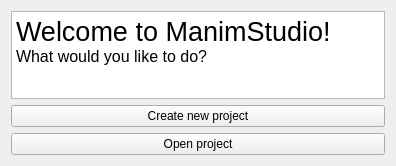
First picture: the form in form.ui, repository AniMathIO/ManimStudio, before the edit.
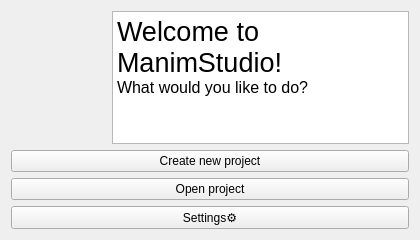
Second picture: the form after the edit. Icons and pictures are not drawn.

Commit message: feat(settings): implemented settings loading and theme loading

Diff of the .ui file:
```diff
--- a/form.ui
+++ b/form.ui
@@ -6,45 +6,591 @@
    <rect>
     <x>0</x>
     <y>0</y>
-    <width>396</width>
-    <height>166</height>
+    <width>420</width>
+    <height>240</height>
    </rect>
   </property>
+  <property name="sizePolicy">
+   <sizepolicy hsizetype="Fixed" vsizetype="Fixed">
+    <horstretch>0</horstretch>
+    <verstretch>0</verstretch>
+   </sizepolicy>
+  </property>
+  <property name="minimumSize">
+   <size>
+    <width>420</width>
+    <height>240</height>
+   </size>
+  </property>
+  <property name="maximumSize">
+   <size>
+    <width>420</width>
+    <height>240</height>
+   </size>
+  </property>
+  <property name="sizeIncrement">
+   <size>
+    <width>1</width>
+    <height>1</height>
+   </size>
+  </property>
+  <property name="baseSize">
+   <size>
+    <width>1</width>
+    <height>1</height>
+   </size>
+  </property>
+  <property name="palette">
+   <palette>
+    <active>
+     <colorrole role="WindowText">
+      <brush brushstyle="SolidPattern">
+       <color alpha="255">
+        <red>0</red>
+        <green>0</green>
+        <blue>0</blue>
+       </color>
+      </brush>
+     </colorrole>
+     <colorrole role="Button">
+      <brush brushstyle="SolidPattern">
+       <color alpha="255">
+        <red>255</red>
+        <green>255</green>
+        <blue>255</blue>
+       </color>
+      </brush>
+     </colorrole>
+     <colorrole role="Light">
+      <brush brushstyle="SolidPattern">
+       <color alpha="255">
+        <red>255</red>
+        <green>255</green>
+        <blue>255</blue>
+       </color>
+      </brush>
+     </colorrole>
+     <colorrole role="Midlight">
+      <brush brushstyle="SolidPattern">
+       <color alpha="255">
+        <red>255</red>
+        <green>255</green>
+        <blue>255</blue>
+       </color>
+      </brush>
+     </colorrole>
+     <colorrole role="Dark">
+      <brush brushstyle="SolidPattern">
+       <color alpha="255">
+        <red>127</red>
+        <green>127</green>
+        <blue>127</blue>
+       </color>
+      </brush>
+     </colorrole>
+     <colorrole role="Mid">
+      <brush brushstyle="SolidPattern">
+       <color alpha="255">
+        <red>170</red>
+        <green>170</green>
+        <blue>170</blue>
+       </color>
+      </brush>
+     </colorrole>
+     <colorrole role="Text">
+      <brush brushstyle="SolidPattern">
+       <color alpha="255">
+        <red>0</red>
+        <green>0</green>
+        <blue>0</blue>
+       </color>
+      </brush>
+     </colorrole>
+     <colorrole role="BrightText">
+      <brush brushstyle="SolidPattern">
+       <color alpha="255">
+        <red>255</red>
+        <green>255</green>
+        <blue>255</blue>
+       </color>
+      </brush>
+     </colorrole>
+     <colorrole role="ButtonText">
+      <brush brushstyle="SolidPattern">
+       <color alpha="255">
+        <red>0</red>
+        <green>0</green>
+        <blue>0</blue>
+       </color>
+      </brush>
+     </colorrole>
+     <colorrole role="Base">
+      <brush brushstyle="SolidPattern">
+       <color alpha="255">
+        <red>255</red>
+        <green>255</green>
+        <blue>255</blue>
+       </color>
+      </brush>
+     </colorrole>
+     <colorrole role="Window">
+      <brush brushstyle="SolidPattern">
+       <color alpha="255">
+        <red>255</red>
+        <green>255</green>
+        <blue>255</blue>
+       </color>
+      </brush>
+     </colorrole>
+     <colorrole role="Shadow">
+      <brush brushstyle="SolidPattern">
+       <color alpha="255">
+        <red>0</red>
+        <green>0</green>
+        <blue>0</blue>
+       </color>
+      </brush>
+     </colorrole>
+     <colorrole role="AlternateBase">
+      <brush brushstyle="SolidPattern">
+       <color alpha="255">
+        <red>255</red>
+        <green>255</green>
+        <blue>255</blue>
+       </color>
+      </brush>
+     </colorrole>
+     <colorrole role="ToolTipBase">
+      <brush brushstyle="SolidPattern">
+       <color alpha="255">
+        <red>255</red>
+        <green>255</green>
+        <blue>220</blue>
+       </color>
+      </brush>
+     </colorrole>
+     <colorrole role="ToolTipText">
+      <brush brushstyle="SolidPattern">
+       <color alpha="255">
+        <red>0</red>
+        <green>0</green>
+        <blue>0</blue>
+       </color>
+      </brush>
+     </colorrole>
+     <colorrole role="PlaceholderText">
+      <brush brushstyle="SolidPattern">
+       <color alpha="127">
+        <red>0</red>
+        <green>0</green>
+        <blue>0</blue>
+       </color>
+      </brush>
+     </colorrole>
+    </active>
+    <inactive>
+     <colorrole role="WindowText">
+      <brush brushstyle="SolidPattern">
+       <color alpha="255">
+        <red>0</red>
+        <green>0</green>
+        <blue>0</blue>
+       </color>
+      </brush>
+     </colorrole>
+     <colorrole role="Button">
+      <brush brushstyle="SolidPattern">
+       <color alpha="255">
+        <red>239</red>
+        <green>239</green>
+        <blue>239</blue>
+       </color>
+      </brush>
+     </colorrole>
+     <colorrole role="Light">
+      <brush brushstyle="SolidPattern">
+       <color alpha="255">
+        <red>255</red>
+        <green>255</green>
+        <blue>255</blue>
+       </color>
+      </brush>
+     </colorrole>
+     <colorrole role="Midlight">
+      <brush brushstyle="SolidPattern">
+       <color alpha="255">
+        <red>202</red>
+        <green>202</green>
+        <blue>202</blue>
+       </color>
+      </brush>
+     </colorrole>
+     <colorrole role="Dark">
+      <brush brushstyle="SolidPattern">
+       <color alpha="255">
+        <red>159</red>
+        <green>159</green>
+        <blue>159</blue>
+       </color>
+      </brush>
+     </colorrole>
+     <colorrole role="Mid">
+      <brush brushstyle="SolidPattern">
+       <color alpha="255">
+        <red>184</red>
+        <green>184</green>
+        <blue>184</blue>
+       </color>
+      </brush>
+     </colorrole>
+     <colorrole role="Text">
+      <brush brushstyle="SolidPattern">
+       <color alpha="255">
+        <red>0</red>
+        <green>0</green>
+        <blue>0</blue>
+       </color>
+      </brush>
+     </colorrole>
+     <colorrole role="BrightText">
+      <brush brushstyle="SolidPattern">
+       <color alpha="255">
+        <red>255</red>
+        <green>255</green>
+        <blue>255</blue>
+       </color>
+      </brush>
+     </colorrole>
+     <colorrole role="ButtonText">
+      <brush brushstyle="SolidPattern">
+       <color alpha="255">
+        <red>0</red>
+        <green>0</green>
+        <blue>0</blue>
+       </color>
+      </brush>
+     </colorrole>
+     <colorrole role="Base">
+      <brush brushstyle="SolidPattern">
+       <color alpha="255">
+        <red>255</red>
+        <green>255</green>
+        <blue>255</blue>
+       </color>
+      </brush>
+     </colorrole>
+     <colorrole role="Window">
+      <brush brushstyle="SolidPattern">
+       <color alpha="255">
+        <red>239</red>
+        <green>239</green>
+        <blue>239</blue>
+       </color>
+      </brush>
+     </colorrole>
+     <colorrole role="Shadow">
+      <brush brushstyle="SolidPattern">
+       <color alpha="255">
+        <red>118</red>
+        <green>118</green>
+        <blue>118</blue>
+       </color>
+      </brush>
+     </colorrole>
+     <colorrole role="AlternateBase">
+      <brush brushstyle="SolidPattern">
+       <color alpha="255">
+        <red>247</red>
+        <green>247</green>
+        <blue>247</blue>
+       </color>
+      </brush>
+     </colorrole>
+     <colorrole role="ToolTipBase">
+      <brush brushstyle="SolidPattern">
+       <color alpha="255">
+        <red>255</red>
+        <green>255</green>
+        <blue>220</blue>
+       </color>
+      </brush>
+     </colorrole>
+     <colorrole role="ToolTipText">
+      <brush brushstyle="SolidPattern">
+       <color alpha="255">
+        <red>0</red>
+        <green>0</green>
+        <blue>0</blue>
+       </color>
+      </brush>
+     </colorrole>
+     <colorrole role="PlaceholderText">
+      <brush brushstyle="SolidPattern">
+       <color alpha="128">
+        <red>0</red>
+        <green>0</green>
+        <blue>0</blue>
+       </color>
+      </brush>
+     </colorrole>
+    </inactive>
+    <disabled>
+     <colorrole role="WindowText">
+      <brush brushstyle="SolidPattern">
+       <color alpha="255">
+        <red>127</red>
+        <green>127</green>
+        <blue>127</blue>
+       </color>
+      </brush>
+     </colorrole>
+     <colorrole role="Button">
+      <brush brushstyle="SolidPattern">
+       <color alpha="255">
+        <red>255</red>
+        <green>255</green>
+        <blue>255</blue>
+       </color>
+      </brush>
+     </colorrole>
+     <colorrole role="Light">
+      <brush brushstyle="SolidPattern">
+       <color alpha="255">
+        <red>255</red>
+        <green>255</green>
+        <blue>255</blue>
+       </color>
+      </brush>
+     </colorrole>
+     <colorrole role="Midlight">
+      <brush brushstyle="SolidPattern">
+       <color alpha="255">
+        <red>255</red>
+        <green>255</green>
+        <blue>255</blue>
+       </color>
+      </brush>
+     </colorrole>
+     <colorrole role="Dark">
+      <brush brushstyle="SolidPattern">
+       <color alpha="255">
+        <red>127</red>
+        <green>127</green>
+        <blue>127</blue>
+       </color>
+      </brush>
+     </colorrole>
+     <colorrole role="Mid">
+      <brush brushstyle="SolidPattern">
+       <color alpha="255">
+        <red>170</red>
+        <green>170</green>
+        <blue>170</blue>
+       </color>
+      </brush>
+     </colorrole>
+     <colorrole role="Text">
+      <brush brushstyle="SolidPattern">
+       <color alpha="255">
+        <red>127</red>
+        <green>127</green>
+        <blue>127</blue>
+       </color>
+      </brush>
+     </colorrole>
+     <colorrole role="BrightText">
+      <brush brushstyle="SolidPattern">
+       <color alpha="255">
+        <red>255</red>
+        <green>255</green>
+        <blue>255</blue>
+       </color>
+      </brush>
+     </colorrole>
+     <colorrole role="ButtonText">
+      <brush brushstyle="SolidPattern">
+       <color alpha="255">
+        <red>127</red>
+        <green>127</green>
+        <blue>127</blue>
+       </color>
+      </brush>
+     </colorrole>
+     <colorrole role="Base">
+      <brush brushstyle="SolidPattern">
+       <color alpha="255">
+        <red>255</red>
+        <green>255</green>
+        <blue>255</blue>
+       </color>
+      </brush>
+     </colorrole>
+     <colorrole role="Window">
+      <brush brushstyle="SolidPattern">
+       <color alpha="255">
+        <red>255</red>
+        <green>255</green>
+        <blue>255</blue>
+       </color>
+      </brush>
+     </colorrole>
+     <colorrole role="Shadow">
+      <brush brushstyle="SolidPattern">
+       <color alpha="255">
+        <red>177</red>
+        <green>177</green>
+        <blue>177</blue>
+       </color>
+      </brush>
+     </colorrole>
+     <colorrole role="AlternateBase">
+      <brush brushstyle="SolidPattern">
+       <color alpha="255">
+        <red>247</red>
+        <green>247</green>
+        <blue>247</blue>
+       </color>
+      </brush>
+     </colorrole>
+     <colorrole role="ToolTipBase">
+      <brush brushstyle="SolidPattern">
+       <color alpha="255">
+        <red>255</red>
+        <green>255</green>
+        <blue>220</blue>
+       </color>
+      </brush>
+     </colorrole>
+     <colorrole role="ToolTipText">
+      <brush brushstyle="SolidPattern">
+       <color alpha="255">
+        <red>0</red>
+        <green>0</green>
+        <blue>0</blue>
+       </color>
+      </brush>
+     </colorrole>
+     <colorrole role="PlaceholderText">
+      <brush brushstyle="SolidPattern">
+       <color alpha="128">
+        <red>0</red>
+        <green>0</green>
+        <blue>0</blue>
+       </color>
+      </brush>
+     </colorrole>
+    </disabled>
+   </palette>
+  </property>
   <property name="windowTitle">
    <string>ManimStudio</string>
   </property>
-  <layout class="QVBoxLayout" name="verticalLayout_2">
+  <property name="windowIcon">
+   <iconset>
+    <normaloff>docs/_static/ManimStudioLogoDark.png</normaloff>docs/_static/ManimStudioLogoDark.png</iconset>
+  </property>
+  <layout class="QVBoxLayout" name="verticalLayout">
    <item>
-    <widget class="QTextEdit" name="textEdit">
-     <property name="readOnly">
-      <bool>true</bool>
-     </property>
-     <property name="html">
-      <string>&lt;!DOCTYPE HTML PUBLIC &quot;-//W3C//DTD HTML 4.0//EN&quot; &quot;http://www.w3.org/TR/REC-html40/strict.dtd&quot;&gt;
+    <layout class="QGridLayout" name="gridLayout">
+     <item row="0" column="1">
+      <widget class="QLabel" name="label">
+       <property name="enabled">
+        <bool>true</bool>
+       </property>
+       <property name="sizePolicy">
+        <sizepolicy hsizetype="Maximum" vsizetype="Maximum">
+         <horstretch>0</horstretch>
+         <verstretch>0</verstretch>
+        </sizepolicy>
+       </property>
+       <property name="maximumSize">
+        <size>
+         <width>100</width>
+         <height>100</height>
+        </size>
+       </property>
+       <property name="sizeIncrement">
+        <size>
+         <width>0</width>
+         <height>0</height>
+        </size>
+       </property>
+       <property name="baseSize">
+        <size>
+         <width>50</width>
+         <height>50</height>
+        </size>
+       </property>
+       <property name="font">
+        <font>
+         <pointsize>1</pointsize>
+        </font>
+       </property>
+       <property name="text">
+        <string/>
+       </property>
+       <property name="pixmap">
+        <pixmap>docs/_static/ManimStudioLogoDark.png</pixmap>
+       </property>
+       <property name="scaledContents">
+        <bool>true</bool>
+       </property>
+       <property name="alignment">
+        <set>Qt::AlignCenter</set>
+       </property>
+       <property name="wordWrap">
+        <bool>false</bool>
+       </property>
+       <property name="margin">
+        <number>0</number>
+       </property>
+       <property name="indent">
+        <number>-1</number>
+       </property>
+      </widget>
+     </item>
+     <item row="4" column="1" colspan="4">
+      <widget class="QPushButton" name="openProjectBtn">
+       <property name="text">
+        <string>Open project</string>
+       </property>
+      </widget>
+     </item>
+     <item row="2" column="1" colspan="4">
+      <widget class="QPushButton" name="newProjectBtn">
+       <property name="text">
+        <string>Create new project</string>
+       </property>
+      </widget>
+     </item>
+     <item row="5" column="1" colspan="4">
+      <widget class="QPushButton" name="settingsBtn">
+       <property name="sizePolicy">
+        <sizepolicy hsizetype="Minimum" vsizetype="Expanding">
+         <horstretch>0</horstretch>
+         <verstretch>0</verstretch>
+        </sizepolicy>
+       </property>
+       <property name="text">
+        <string>Settings⚙️</string>
+       </property>
+      </widget>
+     </item>
+     <item row="0" column="2" rowspan="2" colspan="3">
+      <widget class="QTextEdit" name="textEdit">
+       <property name="readOnly">
+        <bool>true</bool>
+       </property>
+       <property name="html">
+        <string>&lt;!DOCTYPE HTML PUBLIC &quot;-//W3C//DTD HTML 4.0//EN&quot; &quot;http://www.w3.org/TR/REC-html40/strict.dtd&quot;&gt;
 &lt;html&gt;&lt;head&gt;&lt;meta name=&quot;qrichtext&quot; content=&quot;1&quot; /&gt;&lt;meta charset=&quot;utf-8&quot; /&gt;&lt;style type=&quot;text/css&quot;&gt;
 p, li { white-space: pre-wrap; }
 hr { height: 1px; border-width: 0; }
 li.unchecked::marker { content: &quot;\2610&quot;; }
 li.checked::marker { content: &quot;\2612&quot;; }
-&lt;/style&gt;&lt;/head&gt;&lt;body style=&quot; font-family:'Noto Sans',''; font-size:10pt; font-weight:400; font-style:normal;&quot;&gt;
+&lt;/style&gt;&lt;/head&gt;&lt;body style=&quot; font-family:'Inter Light'; font-size:12pt; font-weight:400; font-style:normal;&quot;&gt;
 &lt;p style=&quot; margin-top:0px; margin-bottom:0px; margin-left:0px; margin-right:0px; -qt-block-indent:0; text-indent:0px;&quot;&gt;&lt;span style=&quot; font-family:'Noto Sans'; font-size:20pt;&quot;&gt;Welcome to ManimStudio!&lt;/span&gt;&lt;/p&gt;
-&lt;p style=&quot; margin-top:0px; margin-bottom:0px; margin-left:0px; margin-right:0px; -qt-block-indent:0; text-indent:0px;&quot;&gt;&lt;span style=&quot; font-family:'Noto Sans'; font-size:12pt;&quot;&gt;What would you like to do?&lt;/span&gt;&lt;/p&gt;&lt;/body&gt;&lt;/html&gt;</string>
-     </property>
-    </widget>
-   </item>
-   <item>
-    <layout class="QVBoxLayout" name="verticalLayout">
-     <item>
-      <widget class="QPushButton" name="pushButton_2">
-       <property name="text">
-        <string>Create new project</string>
-       </property>
-      </widget>
-     </item>
-     <item>
-      <widget class="QPushButton" name="pushButton">
-       <property name="text">
-        <string>Open project</string>
+&lt;p style=&quot; margin-top:0px; margin-bottom:0px; margin-left:0px; margin-right:0px; -qt-block-indent:0; text-indent:0px;&quot;&gt;&lt;span style=&quot; font-family:'Noto Sans';&quot;&gt;What would you like to do?&lt;/span&gt;&lt;/p&gt;&lt;/body&gt;&lt;/html&gt;</string>
        </property>
       </widget>
      </item>
```
Left out of the diff: 3 changed lines with no effect on the pictures. The commit also changes 8 other files.
